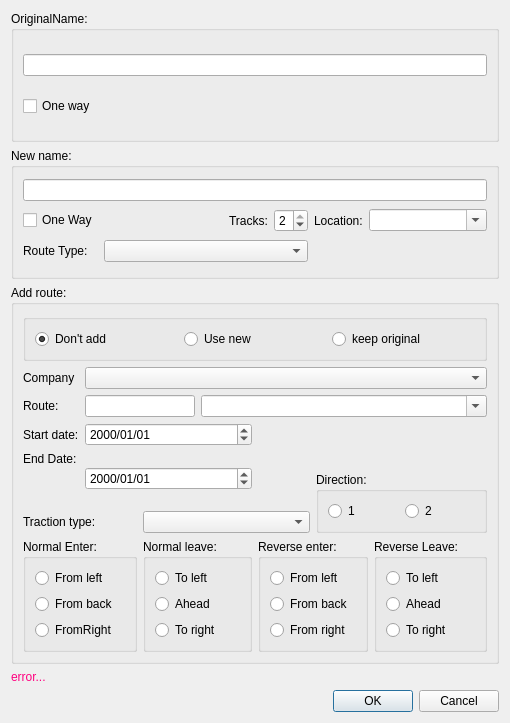
This is ui/segmentdlg.ui in allenck/mapper as Qt 5 draws it before an edit. The edited form follows.
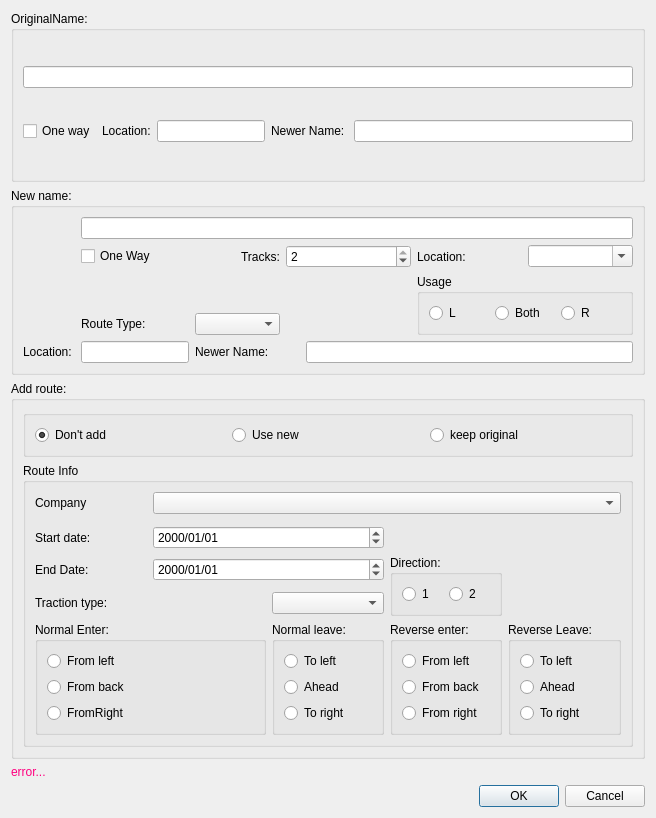
This is the edited form. Custom widgets are drawn as their Qt base class.

```diff
--- a/ui/segmentdlg.ui
+++ b/ui/segmentdlg.ui
@@ -6,14 +6,306 @@
    <rect>
     <x>0</x>
     <y>0</y>
-    <width>510</width>
-    <height>723</height>
+    <width>656</width>
+    <height>818</height>
    </rect>
   </property>
   <property name="windowTitle">
    <string>Dialog</string>
   </property>
   <layout class="QGridLayout" name="gridLayout">
+   <item row="2" column="0">
+    <widget class="QGroupBox" name="groupBox1">
+     <property name="sizePolicy">
+      <sizepolicy hsizetype="Preferred" vsizetype="Expanding">
+       <horstretch>0</horstretch>
+       <verstretch>0</verstretch>
+      </sizepolicy>
+     </property>
+     <property name="title">
+      <string>Add route:</string>
+     </property>
+     <layout class="QGridLayout" name="gridLayout_4">
+      <item row="0" column="0" colspan="2">
+       <widget class="QGroupBox" name="groupBox">
+        <property name="title">
+         <string/>
+        </property>
+        <layout class="QHBoxLayout" name="horizontalLayout_2">
+         <item>
+          <widget class="QRadioButton" name="rbNoAdd">
+           <property name="toolTip">
+            <string>No route</string>
+           </property>
+           <property name="statusTip">
+            <string>Don't add the segments to a route.</string>
+           </property>
+           <property name="text">
+            <string>Don't add</string>
+           </property>
+           <property name="checked">
+            <bool>true</bool>
+           </property>
+          </widget>
+         </item>
+         <item>
+          <widget class="QRadioButton" name="rbUseNew">
+           <property name="toolTip">
+            <string>Add new segment to route</string>
+           </property>
+           <property name="statusTip">
+            <string>Add the new portion to the route</string>
+           </property>
+           <property name="text">
+            <string>Use new</string>
+           </property>
+          </widget>
+         </item>
+         <item>
+          <widget class="QRadioButton" name="rbUseOriginal">
+           <property name="toolTip">
+            <string>Add the original segment to the route</string>
+           </property>
+           <property name="statusTip">
+            <string>The route uses the original segment. </string>
+           </property>
+           <property name="text">
+            <string>keep original</string>
+           </property>
+          </widget>
+         </item>
+        </layout>
+        <zorder>rbUseNew</zorder>
+        <zorder>rbNoAdd</zorder>
+        <zorder>rbUseOriginal</zorder>
+       </widget>
+      </item>
+      <item row="1" column="0" colspan="2">
+       <widget class="QGroupBox" name="groupBox7">
+        <property name="title">
+         <string>Route Info</string>
+        </property>
+        <layout class="QGridLayout" name="gridLayout_3">
+         <item row="0" column="0">
+          <widget class="QLabel" name="label_7">
+           <property name="text">
+            <string>Company</string>
+           </property>
+          </widget>
+         </item>
+         <item row="1" column="0" colspan="5">
+          <widget class="RouteNameWidget" name="rnw" native="true"/>
+         </item>
+         <item row="2" column="0">
+          <widget class="QLabel" name="label_5">
+           <property name="text">
+            <string>Start date:</string>
+           </property>
+          </widget>
+         </item>
+         <item row="2" column="1" colspan="2">
+          <widget class="QDateEdit" name="dateStart">
+           <property name="displayFormat">
+            <string>yyyy/MM/dd</string>
+           </property>
+          </widget>
+         </item>
+         <item row="3" column="0">
+          <widget class="QLabel" name="label_6">
+           <property name="text">
+            <string>End Date:</string>
+           </property>
+          </widget>
+         </item>
+         <item row="3" column="1" colspan="2">
+          <widget class="QDateEdit" name="dateEnd">
+           <property name="displayFormat">
+            <string>yyyy/MM/dd</string>
+           </property>
+          </widget>
+         </item>
+         <item row="3" column="3" rowspan="2">
+          <widget class="QGroupBox" name="groupBox2">
+           <property name="title">
+            <string>Direction:</string>
+           </property>
+           <layout class="QHBoxLayout" name="horizontalLayout_5">
+            <item>
+             <widget class="QRadioButton" name="rbNormal">
+              <property name="text">
+               <string>1</string>
+              </property>
+             </widget>
+            </item>
+            <item>
+             <widget class="QRadioButton" name="rbReverse">
+              <property name="text">
+               <string>2</string>
+              </property>
+             </widget>
+            </item>
+           </layout>
+          </widget>
+         </item>
+         <item row="4" column="0" colspan="2">
+          <widget class="QLabel" name="label_8">
+           <property name="text">
+            <string>Traction type:</string>
+           </property>
+          </widget>
+         </item>
+         <item row="4" column="2">
+          <widget class="QComboBox" name="cbTractionType"/>
+         </item>
+         <item row="5" column="0" colspan="2">
+          <widget class="QGroupBox" name="groupBox3">
+           <property name="font">
+            <font>
+             <pointsize>9</pointsize>
+            </font>
+           </property>
+           <property name="title">
+            <string>Normal Enter:</string>
+           </property>
+           <layout class="QVBoxLayout" name="verticalLayout_6">
+            <item>
+             <widget class="QRadioButton" name="rbNFromLeft">
+              <property name="text">
+               <string>From left</string>
+              </property>
+             </widget>
+            </item>
+            <item>
+             <widget class="QRadioButton" name="rbNfromBack">
+              <property name="text">
+               <string>From back</string>
+              </property>
+             </widget>
+            </item>
+            <item>
+             <widget class="QRadioButton" name="rbNFromRight">
+              <property name="text">
+               <string>FromRight</string>
+              </property>
+             </widget>
+            </item>
+           </layout>
+          </widget>
+         </item>
+         <item row="5" column="2">
+          <widget class="QGroupBox" name="groupBox4">
+           <property name="font">
+            <font>
+             <pointsize>9</pointsize>
+            </font>
+           </property>
+           <property name="title">
+            <string>Normal leave:</string>
+           </property>
+           <layout class="QVBoxLayout" name="verticalLayout_7">
+            <item>
+             <widget class="QRadioButton" name="rbNtoLeft">
+              <property name="text">
+               <string>To left</string>
+              </property>
+             </widget>
+            </item>
+            <item>
+             <widget class="QRadioButton" name="rbNAhead">
+              <property name="text">
+               <string>Ahead</string>
+              </property>
+             </widget>
+            </item>
+            <item>
+             <widget class="QRadioButton" name="rbNToRight">
+              <property name="text">
+               <string>To right</string>
+              </property>
+             </widget>
+            </item>
+           </layout>
+          </widget>
+         </item>
+         <item row="5" column="3">
+          <widget class="QGroupBox" name="groupBox5">
+           <property name="font">
+            <font>
+             <pointsize>9</pointsize>
+            </font>
+           </property>
+           <property name="title">
+            <string>Reverse enter:</string>
+           </property>
+           <layout class="QVBoxLayout" name="verticalLayout_9">
+            <item>
+             <widget class="QRadioButton" name="rrbRFromLeft">
+              <property name="text">
+               <string>From left</string>
+              </property>
+             </widget>
+            </item>
+            <item>
+             <widget class="QRadioButton" name="rbRFromBack">
+              <property name="text">
+               <string>From back</string>
+              </property>
+             </widget>
+            </item>
+            <item>
+             <widget class="QRadioButton" name="RBRFromRight">
+              <property name="text">
+               <string>From right</string>
+              </property>
+             </widget>
+            </item>
+           </layout>
+          </widget>
+         </item>
+         <item row="5" column="4">
+          <widget class="QGroupBox" name="groupBox6">
+           <property name="font">
+            <font>
+             <pointsize>9</pointsize>
+            </font>
+           </property>
+           <property name="title">
+            <string>Reverse Leave:</string>
+           </property>
+           <layout class="QVBoxLayout" name="verticalLayout_8">
+            <item>
+             <widget class="QRadioButton" name="rbRToLeft">
+              <property name="text">
+               <string>To left</string>
+              </property>
+             </widget>
+            </item>
+            <item>
+             <widget class="QRadioButton" name="rbRAhead">
+              <property name="text">
+               <string>Ahead</string>
+              </property>
+             </widget>
+            </item>
+            <item>
+             <widget class="QRadioButton" name="rbRToRight">
+              <property name="text">
+               <string>To right</string>
+              </property>
+             </widget>
+            </item>
+           </layout>
+          </widget>
+         </item>
+         <item row="0" column="1" colspan="4">
+          <widget class="QComboBox" name="cbCompany"/>
+         </item>
+        </layout>
+       </widget>
+      </item>
+     </layout>
+    </widget>
+   </item>
    <item row="0" column="0">
     <widget class="QGroupBox" name="gbOriginal">
      <property name="sizePolicy">
@@ -25,21 +317,48 @@
      <property name="title">
       <string>OriginalName:</string>
      </property>
-     <layout class="QVBoxLayout" name="verticalLayout">
-      <item>
-       <widget class="QLineEdit" name="txtOriginalName">
-        <property name="maxLength">
-         <number>100</number>
-        </property>
-       </widget>
-      </item>
-      <item>
+     <layout class="QGridLayout" name="gridLayout_5">
+      <item row="1" column="0">
        <widget class="QCheckBox" name="chkOriginalOneWay">
         <property name="text">
          <string>One way</string>
         </property>
        </widget>
       </item>
+      <item row="1" column="4">
+       <widget class="QLineEdit" name="txtNewerName_1">
+        <property name="sizePolicy">
+         <sizepolicy hsizetype="Expanding" vsizetype="Fixed">
+          <horstretch>1</horstretch>
+          <verstretch>0</verstretch>
+         </sizepolicy>
+        </property>
+       </widget>
+      </item>
+      <item row="1" column="3">
+       <widget class="QLabel" name="lbl_newerName_1">
+        <property name="text">
+         <string>Newer Name: </string>
+        </property>
+       </widget>
+      </item>
+      <item row="1" column="1">
+       <widget class="QLabel" name="lblOriginalLocation">
+        <property name="text">
+         <string>Location:</string>
+        </property>
+       </widget>
+      </item>
+      <item row="0" column="0" colspan="5">
+       <widget class="EditSegmentDescr" name="txtOriginalName">
+        <property name="maxLength">
+         <number>100</number>
+        </property>
+       </widget>
+      </item>
+      <item row="1" column="2">
+       <widget class="QLineEdit" name="txtOriginalLocation"/>
+      </item>
      </layout>
     </widget>
    </item>
@@ -92,7 +411,7 @@
      <item>
       <spacer name="horizontalSpacer">
        <property name="orientation">
-        <enum>Qt::Horizontal</enum>
+        <enum>Qt::Orientation::Horizontal</enum>
        </property>
        <property name="sizeHint" stdset="0">
         <size>
@@ -130,7 +449,7 @@
       <string>New name:</string>
      </property>
      <layout class="QGridLayout" name="gridLayout_2">
-      <item row="1" column="0">
+      <item row="1" column="1">
        <widget class="QCheckBox" name="chkNewOneWay">
         <property name="text">
          <string>One Way</string>
@@ -138,56 +457,26 @@
        </widget>
       </item>
       <item row="1" column="2">
+       <spacer name="horizontalSpacer_2">
+        <property name="orientation">
+         <enum>Qt::Orientation::Horizontal</enum>
+        </property>
+        <property name="sizeHint" stdset="0">
+         <size>
+          <width>40</width>
+          <height>20</height>
+         </size>
+        </property>
+       </spacer>
+      </item>
+      <item row="1" column="3">
        <widget class="QLabel" name="label">
         <property name="text">
          <string>Tracks:</string>
         </property>
        </widget>
       </item>
-      <item row="2" column="0">
-       <widget class="QLabel" name="label_3">
-        <property name="text">
-         <string>Route Type:</string>
-        </property>
-       </widget>
-      </item>
-      <item row="2" column="1" colspan="3">
-       <widget class="QComboBox" name="cbRouteType"/>
-      </item>
-      <item row="2" column="5">
-       <spacer name="horizontalSpacer_3">
-        <property name="orientation">
-         <enum>Qt::Horizontal</enum>
-        </property>
-        <property name="sizeHint" stdset="0">
-         <size>
-          <width>40</width>
-          <height>20</height>
-         </size>
-        </property>
-       </spacer>
-      </item>
-      <item row="0" column="0" colspan="6">
-       <widget class="QLineEdit" name="txtNewName">
-        <property name="maxLength">
-         <number>100</number>
-        </property>
-       </widget>
-      </item>
-      <item row="1" column="1">
-       <spacer name="horizontalSpacer_2">
-        <property name="orientation">
-         <enum>Qt::Horizontal</enum>
-        </property>
-        <property name="sizeHint" stdset="0">
-         <size>
-          <width>40</width>
-          <height>20</height>
-         </size>
-        </property>
-       </spacer>
-      </item>
-      <item row="1" column="3">
+      <item row="1" column="4" colspan="2">
        <widget class="QSpinBox" name="sbTracks">
         <property name="minimum">
          <number>1</number>
@@ -200,323 +489,93 @@
         </property>
        </widget>
       </item>
-      <item row="1" column="4">
+      <item row="1" column="6">
        <widget class="QLabel" name="label_2">
         <property name="text">
          <string>Location:</string>
         </property>
        </widget>
       </item>
-      <item row="1" column="5">
+      <item row="1" column="7">
        <widget class="QComboBox" name="cbLocation">
         <property name="editable">
          <bool>true</bool>
         </property>
        </widget>
       </item>
-     </layout>
-    </widget>
-   </item>
-   <item row="2" column="0">
-    <widget class="QGroupBox" name="groupBox1">
-     <property name="sizePolicy">
-      <sizepolicy hsizetype="Preferred" vsizetype="Expanding">
-       <horstretch>0</horstretch>
-       <verstretch>0</verstretch>
-      </sizepolicy>
-     </property>
-     <property name="title">
-      <string>Add route:</string>
-     </property>
-     <layout class="QGridLayout" name="gridLayout_4">
-      <item row="5" column="1" colspan="3">
-       <widget class="QDateEdit" name="dateStart">
-        <property name="displayFormat">
-         <string>yyyy/MM/dd</string>
-        </property>
-       </widget>
-      </item>
-      <item row="6" column="0">
-       <widget class="QLabel" name="label_6">
-        <property name="text">
-         <string>End Date:</string>
-        </property>
-       </widget>
-      </item>
-      <item row="3" column="0">
-       <widget class="QLabel" name="label_4">
-        <property name="text">
-         <string>Route:</string>
-        </property>
-       </widget>
-      </item>
-      <item row="6" column="1" rowspan="2" colspan="3">
-       <widget class="QDateEdit" name="dateEnd">
-        <property name="displayFormat">
-         <string>yyyy/MM/dd</string>
-        </property>
-       </widget>
-      </item>
-      <item row="3" column="1" colspan="2">
-       <widget class="QLineEdit" name="txtRouteNbr">
-        <property name="toolTip">
-         <string>&lt;html&gt;&lt;head/&gt;&lt;body&gt;&lt;p&gt;Enter an existing route number, e.g. '20' or 'M1'. Enter a range, eg. '200,299' to create a new numeric number in that range.&lt;/p&gt;&lt;/body&gt;&lt;/html&gt;</string>
-        </property>
-        <property name="maxLength">
-         <number>6</number>
-        </property>
-       </widget>
-      </item>
-      <item row="5" column="0">
-       <widget class="QLabel" name="label_5">
-        <property name="text">
-         <string>Start date:</string>
-        </property>
-       </widget>
-      </item>
-      <item row="1" column="0">
-       <widget class="QLabel" name="label_7">
-        <property name="text">
-         <string>Company</string>
-        </property>
-       </widget>
-      </item>
-      <item row="3" column="3" colspan="4">
-       <widget class="CComboBox" name="cbRouteName">
-        <property name="editable">
-         <bool>true</bool>
-        </property>
-       </widget>
-      </item>
-      <item row="8" column="2" colspan="3">
-       <widget class="QComboBox" name="cbTractionType"/>
-      </item>
-      <item row="9" column="2" colspan="2">
-       <widget class="QGroupBox" name="groupBox4">
-        <property name="font">
-         <font>
-          <pointsize>9</pointsize>
-         </font>
-        </property>
+      <item row="2" column="6" rowspan="2" colspan="2">
+       <widget class="QGroupBox" name="gbUsage">
         <property name="title">
-         <string>Normal leave:</string>
-        </property>
-        <layout class="QVBoxLayout" name="verticalLayout_3">
-         <item>
-          <widget class="QRadioButton" name="rbNtoLeft">
-           <property name="text">
-            <string>To left</string>
-           </property>
-          </widget>
-         </item>
-         <item>
-          <widget class="QRadioButton" name="rbNAhead">
-           <property name="text">
-            <string>Ahead</string>
-           </property>
-          </widget>
-         </item>
-         <item>
-          <widget class="QRadioButton" name="rbNToRight">
-           <property name="text">
-            <string>To right</string>
-           </property>
-          </widget>
-         </item>
-        </layout>
-       </widget>
-      </item>
-      <item row="9" column="4" colspan="2">
-       <widget class="QGroupBox" name="groupBox5">
-        <property name="font">
-         <font>
-          <pointsize>9</pointsize>
-         </font>
-        </property>
-        <property name="title">
-         <string>Reverse enter:</string>
-        </property>
-        <layout class="QVBoxLayout" name="verticalLayout_4">
-         <item>
-          <widget class="QRadioButton" name="radioBrbRFromLeftutton_4">
-           <property name="text">
-            <string>From left</string>
-           </property>
-          </widget>
-         </item>
-         <item>
-          <widget class="QRadioButton" name="rbRFromBack">
-           <property name="text">
-            <string>From back</string>
-           </property>
-          </widget>
-         </item>
-         <item>
-          <widget class="QRadioButton" name="RBRFromRight">
-           <property name="text">
-            <string>From right</string>
-           </property>
-          </widget>
-         </item>
-        </layout>
-       </widget>
-      </item>
-      <item row="9" column="0" colspan="2">
-       <widget class="QGroupBox" name="groupBox3">
-        <property name="font">
-         <font>
-          <pointsize>9</pointsize>
-         </font>
-        </property>
-        <property name="title">
-         <string>Normal Enter:</string>
-        </property>
-        <layout class="QVBoxLayout" name="verticalLayout_2">
-         <item>
-          <widget class="QRadioButton" name="rbNFromLeft">
-           <property name="text">
-            <string>From left</string>
-           </property>
-          </widget>
-         </item>
-         <item>
-          <widget class="QRadioButton" name="rbNfromBack">
-           <property name="text">
-            <string>From back</string>
-           </property>
-          </widget>
-         </item>
-         <item>
-          <widget class="QRadioButton" name="rbNFromRight">
-           <property name="text">
-            <string>FromRight</string>
-           </property>
-          </widget>
-         </item>
-        </layout>
-       </widget>
-      </item>
-      <item row="8" column="0" colspan="2">
-       <widget class="QLabel" name="label_8">
-        <property name="text">
-         <string>Traction type:</string>
-        </property>
-       </widget>
-      </item>
-      <item row="7" column="5" rowspan="2" colspan="2">
-       <widget class="QGroupBox" name="groupBox2">
-        <property name="title">
-         <string>Direction:</string>
+         <string>Usage</string>
         </property>
         <layout class="QHBoxLayout" name="horizontalLayout">
          <item>
-          <widget class="QRadioButton" name="rbNormal">
+          <widget class="QRadioButton" name="rbUseL">
            <property name="text">
-            <string>1</string>
+            <string>L</string>
            </property>
           </widget>
          </item>
          <item>
-          <widget class="QRadioButton" name="rbReverse">
+          <widget class="QRadioButton" name="rbBoth">
            <property name="text">
-            <string>2</string>
+            <string>Both</string>
            </property>
           </widget>
          </item>
-        </layout>
-       </widget>
-      </item>
-      <item row="9" column="6">
-       <widget class="QGroupBox" name="groupBox6">
-        <property name="font">
-         <font>
-          <pointsize>9</pointsize>
-         </font>
-        </property>
-        <property name="title">
-         <string>Reverse Leave:</string>
-        </property>
-        <layout class="QVBoxLayout" name="verticalLayout_5">
          <item>
-          <widget class="QRadioButton" name="rbRToLeft">
+          <widget class="QRadioButton" name="rbUseR">
            <property name="text">
-            <string>To left</string>
+            <string>R</string>
            </property>
           </widget>
          </item>
-         <item>
-          <widget class="QRadioButton" name="rbRAhead">
-           <property name="text">
-            <string>Ahead</string>
-           </property>
-          </widget>
-         </item>
-         <item>
-          <widget class="QRadioButton" name="rbRToRight">
-           <property name="text">
-            <string>To right</string>
-           </property>
-          </widget>
-         </item>
         </layout>
        </widget>
       </item>
-      <item row="0" column="0" colspan="7">
-       <widget class="QGroupBox" name="groupBox">
-        <property name="title">
-         <string/>
+      <item row="3" column="2" colspan="2">
+       <widget class="QComboBox" name="cbRouteType"/>
+      </item>
+      <item row="4" column="0">
+       <widget class="QLabel" name="lblNewLocation">
+        <property name="text">
+         <string>Location: </string>
         </property>
-        <layout class="QHBoxLayout" name="horizontalLayout_2">
-         <item>
-          <widget class="QRadioButton" name="rbNoAdd">
-           <property name="toolTip">
-            <string>No route</string>
-           </property>
-           <property name="statusTip">
-            <string>Don't add the segments to a route.</string>
-           </property>
-           <property name="text">
-            <string>Don't add</string>
-           </property>
-           <property name="checked">
-            <bool>true</bool>
-           </property>
-          </widget>
-         </item>
-         <item>
-          <widget class="QRadioButton" name="rbUseNew">
-           <property name="toolTip">
-            <string>Add new segment to route</string>
-           </property>
-           <property name="statusTip">
-            <string>Add the new portion to the route</string>
-           </property>
-           <property name="text">
-            <string>Use new</string>
-           </property>
-          </widget>
-         </item>
-         <item>
-          <widget class="QRadioButton" name="rbUseOriginal">
-           <property name="toolTip">
-            <string>Add the original segment to the route</string>
-           </property>
-           <property name="statusTip">
-            <string>The route uses the original segment. </string>
-           </property>
-           <property name="text">
-            <string>keep original</string>
-           </property>
-          </widget>
-         </item>
-        </layout>
-        <zorder>rbUseNew</zorder>
-        <zorder>rbNoAdd</zorder>
-        <zorder>rbUseOriginal</zorder>
        </widget>
       </item>
-      <item row="1" column="1" colspan="6">
-       <widget class="QComboBox" name="cbCompany"/>
+      <item row="4" column="1">
+       <widget class="QLineEdit" name="txtNewLocation"/>
+      </item>
+      <item row="4" column="2" colspan="3">
+       <widget class="QLabel" name="lbl_newerName_2">
+        <property name="text">
+         <string>Newer Name: </string>
+        </property>
+       </widget>
+      </item>
+      <item row="4" column="5" colspan="3">
+       <widget class="QLineEdit" name="txtNewerName_2">
+        <property name="sizePolicy">
+         <sizepolicy hsizetype="Expanding" vsizetype="Fixed">
+          <horstretch>1</horstretch>
+          <verstretch>0</verstretch>
+         </sizepolicy>
+        </property>
+       </widget>
+      </item>
+      <item row="3" column="1">
+       <widget class="QLabel" name="label_3">
+        <property name="text">
+         <string>Route Type:</string>
+        </property>
+       </widget>
+      </item>
+      <item row="0" column="1" colspan="7">
+       <widget class="EditSegmentDescr" name="txtNewName">
+        <property name="maxLength">
+         <number>100</number>
+        </property>
+       </widget>
       </item>
      </layout>
     </widget>
@@ -525,9 +584,15 @@
  </widget>
  <customwidgets>
   <customwidget>
-   <class>CComboBox</class>
-   <extends>QComboBox</extends>
-   <header>ccombobox.h</header>
+   <class>EditSegmentDescr</class>
+   <extends>QLineEdit</extends>
+   <header>editsegmentdescr.h</header>
+  </customwidget>
+  <customwidget>
+   <class>RouteNameWidget</class>
+   <extends>QWidget</extends>
+   <header>routenamewidget.h</header>
+   <container>1</container>
   </customwidget>
  </customwidgets>
  <tabstops>
```
Left out of the diff: 20 changed lines with no effect on the pictures.
